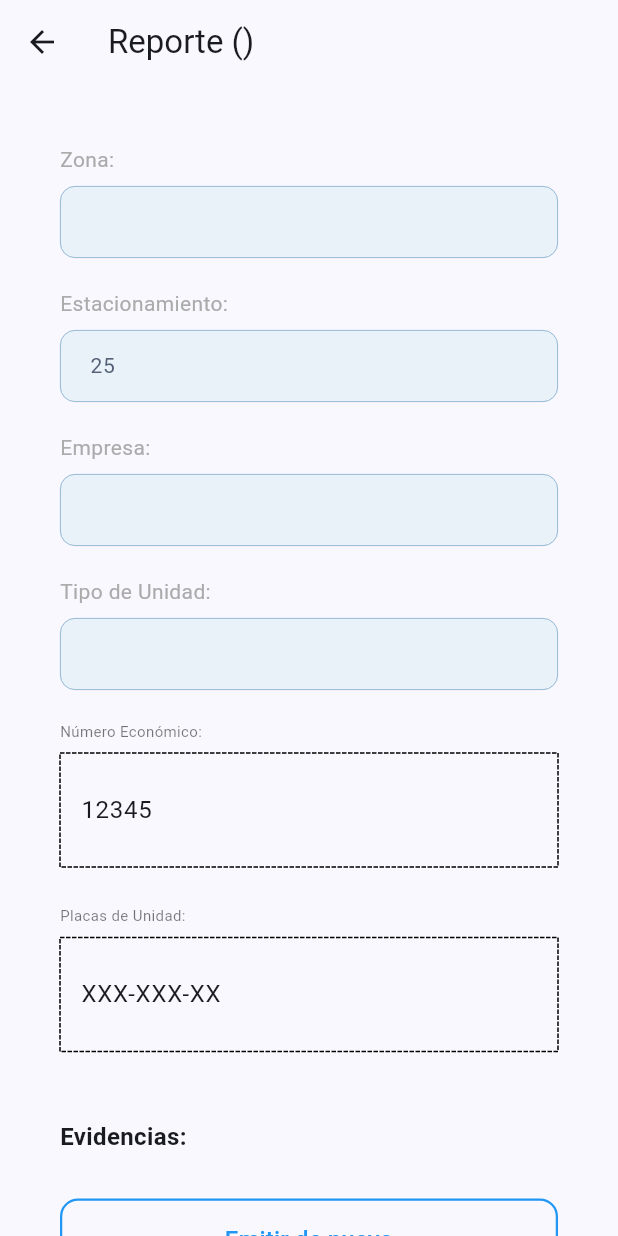
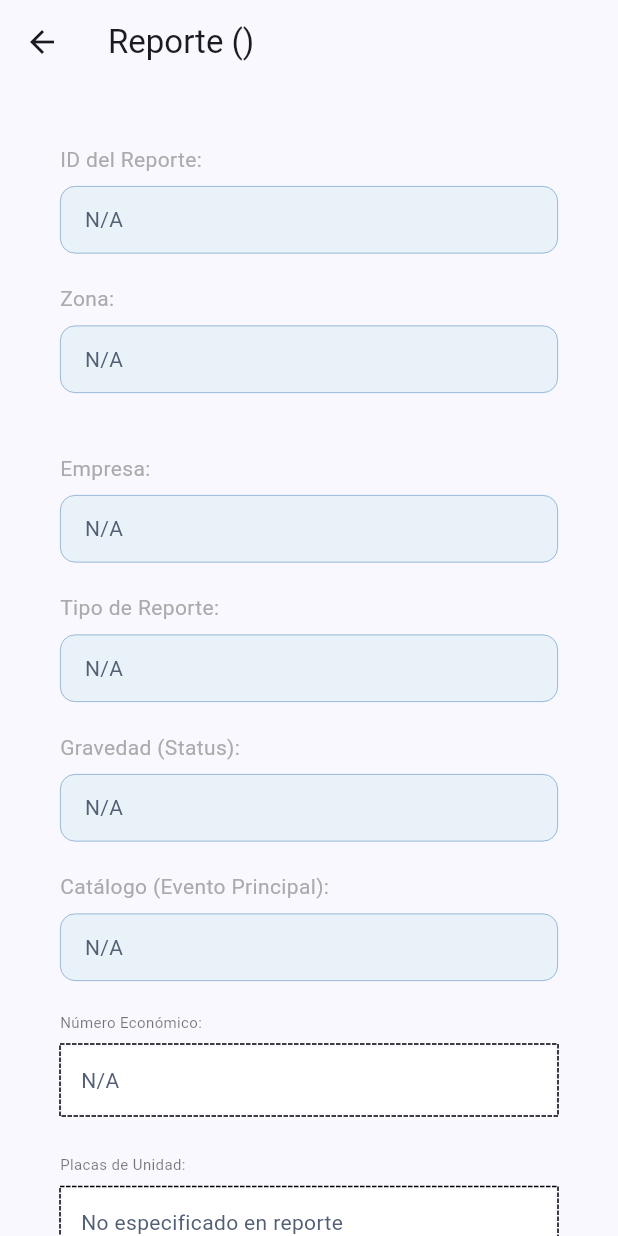
Before and after one commit to CoorsamexicoProgramadorJr/yard-safety-movil, a Flutter app: the ReporteDetailsPage screen opened directly with empty values, on a phone screen of 412 x 824 dp. Run offline on Flutter 3.47's test engine with Material 3 defaults, Android fonts, the phone set to English and light mode, and no system bars; drawn by our look-alikes of dotted_border; our stand-ins replace circle_nav_bar, image_picker, shared_preferences; accounts and stored records are empty.

Commit message:
listo detales

```diff
--- a/lib/pantallas/reporte_details_page.dart
+++ b/lib/pantallas/reporte_details_page.dart
@@ -1,27 +1,45 @@
 import 'package:flutter/material.dart';
+// Asegúrate de que esta ruta a MenuRep sea correcta.
 import '../models/menu_rep.dart';
 import 'package:yardsafety/pantallas/Evidencias.dart';
 import 'package:dotted_border/dotted_border.dart';
 
-// Widget reutilizable para los campos de texto normales
+
+// ===============================================
+// WIDGETS DE SÓLO LECTURA (READ-ONLY)
+// ===============================================
+
+// Widget reutilizable para mostrar valores en estilo de campo de texto normal (NO editable)
 class ReportFormField extends StatelessWidget {
   final String labelText;
-  final String initialValue;
-  final bool isNumeric;
+  final String valueText;
   final TextStyle? labelStyle;
-  final TextStyle? textStyle;
+  final TextStyle? valueStyle;
 
   const ReportFormField({
     Key? key,
     required this.labelText,
-    required this.initialValue,
-    this.isNumeric = false,
+    required this.valueText,
     this.labelStyle,
-    this.textStyle,
+    this.valueStyle,
   }) : super(key: key);
 
   @override
   Widget build(BuildContext context) {
+    // Estilo por defecto para la etiqueta
+    final defaultLabelStyle = labelStyle ??
+        const TextStyle(
+          fontSize: 14.0,
+          color: Color.fromARGB(255, 170, 171, 171),
+        );
+
+    // Estilo por defecto para el valor
+    final defaultValueStyle = valueStyle ??
+        const TextStyle(
+          fontSize: 14.0,
+          color: Color.fromARGB(255, 83, 95, 116),
+        );
+
     return Column(
       crossAxisAlignment: CrossAxisAlignment.start,
       children: [
@@ -29,33 +47,24 @@ class ReportFormField extends StatelessWidget {
           padding: const EdgeInsets.only(bottom: 8.0),
           child: Text(
             labelText,
-            style: labelStyle ??
-                const TextStyle(
-                  fontSize: 14.0,
-                  color: Color.fromARGB(255, 170, 171, 171),
-                ),
+            style: defaultLabelStyle,
           ),
         ),
-        TextFormField(
-          initialValue: initialValue,
-          style: textStyle ??
-              const TextStyle(
-                fontSize: 14.0,
-                color: Color.fromARGB(255, 83, 95, 116),
-              ),
-          keyboardType: isNumeric ? TextInputType.number : TextInputType.text,
-          decoration: InputDecoration(
-            enabledBorder: OutlineInputBorder(
-              borderRadius: BorderRadius.circular(10.0),
-              borderSide: const BorderSide(
-                color: Color.fromARGB(255, 120, 165, 202),
-                width: .5,
-              ),
+        Container(
+          width: double.infinity,
+          padding: const EdgeInsets.symmetric(horizontal: 16.0, vertical: 12.0),
+          decoration: BoxDecoration(
+            borderRadius: BorderRadius.circular(10.0),
+            color: const Color.fromRGBO(233, 242, 248, 1), // Color de fondo
+            border: Border.all(
+              color: const Color.fromARGB(255, 120, 165, 202), // Borde
+              width: .5,
             ),
-            filled: true,
-            fillColor: const Color.fromRGBO(233, 242, 248, 1),
-            contentPadding:
-                const EdgeInsets.symmetric(horizontal: 16.0, vertical: 12.0),
+          ),
+          child: Text(
+            // Muestra 'N/A' si el valor está vacío
+            valueText.isEmpty ? 'N/A' : valueText,
+            style: defaultValueStyle,
           ),
         ),
       ],
@@ -63,15 +72,15 @@ class ReportFormField extends StatelessWidget {
   }
 }
 
-// Nuevo widget con borde punteado compatible
+// Widget para mostrar valores con borde punteado (NO editable)
 class CustomTextField extends StatelessWidget {
   final String label;
-  final String hint;
+  final String value;
 
   const CustomTextField({
     super.key,
     required this.label,
-    required this.hint,
+    required this.value,
   });
 
   @override
@@ -85,12 +94,18 @@ class CustomTextField extends StatelessWidget {
               style: const TextStyle(fontSize: 10, color: Colors.black54)),
           const SizedBox(height: 8),
           DottedBorder(
+            // **¡CORRECCIÓN! Se elimina el parámetro 'dashPattern' que causa el error.**
+            // Ahora solo se pasa el widget hijo.
             child: Container(
               width: double.infinity,
               padding: const EdgeInsets.symmetric(horizontal: 12, vertical: 12),
-              child: TextFormField(
-                initialValue: hint,
-                decoration: const InputDecoration(border: InputBorder.none),
+              color: Colors.white, // Fondo del área de valor
+              child: Text(
+                value.isEmpty ? 'N/A' : value,
+                style: const TextStyle(
+                  fontSize: 14.0,
+                  color: Color.fromARGB(255, 83, 95, 116),
+                ),
               ),
             ),
           ),
@@ -100,7 +115,7 @@ class CustomTextField extends StatelessWidget {
   }
 }
 
-// Página de detalles del reporte
+
 class ReporteDetailsPage extends StatelessWidget {
   final MenuRep reporte;
 
@@ -124,49 +139,87 @@ class ReporteDetailsPage extends StatelessWidget {
         child: Column(
           crossAxisAlignment: CrossAxisAlignment.start,
           children: [
+            // --- Campos con datos del Reporte ---
+
             ReportFormField(
-              labelText: 'Zona:',
-              initialValue: reporte.ubicacion,
+              labelText: 'ID del Reporte:',
+              valueText: reporte.id,
             ),
             const SizedBox(height: 20.0),
             ReportFormField(
-              labelText: 'Estacionamiento:',
-              initialValue: '25',
+              labelText: 'Zona:',
+              valueText: reporte.ubicacion, // <- Dato del reporte
+            ),
+            const SizedBox(height: 20.0),
+
+            const SizedBox(height: 20.0),
+            ReportFormField(
+              labelText: 'Empresa:',
+              valueText: reporte.empresa, // <- Dato del reporte
             ),
             const SizedBox(height: 20.0),
             ReportFormField(
-              labelText: 'Empresa:',
-              initialValue: reporte.empresa,
+              labelText: 'Tipo de Reporte:',
+              valueText: reporte.tipo, // <- Dato del reporte
             ),
             const SizedBox(height: 20.0),
             ReportFormField(
-              labelText: 'Tipo de Unidad:',
-              initialValue: reporte.unidad,
+              labelText: 'Gravedad (Status):',
+              valueText: reporte.gravedad, // <- Dato del reporte
+            ),
+            const SizedBox(height: 20.0),
+            ReportFormField(
+              labelText: 'Catálogo (Evento Principal):',
+              valueText: reporte.catalogo, // <- Dato del reporte
             ),
             const SizedBox(height: 20.0),
 
-            // Campos con CustomTextField
-            const CustomTextField(
+            // Usamos el campo 'unidad' que contiene el número económico
+            CustomTextField(
               label: 'Número Económico:',
-              hint: '12345',
+              value: reporte.unidad, // <- Dato del reporte
             ),
+
+            // Las placas no están en MenuRep, usamos un valor placeholder
             const CustomTextField(
               label: 'Placas de Unidad:',
-              hint: 'XXX-XXX-XX',
+              value: 'No especificado en reporte',
             ),
 
             const SizedBox(height: 20.0),
             const Text(
-              'Evidencias:',
+              'Descripción del Reporte:',
               style: TextStyle(
                 fontSize: 16.0,
                 fontWeight: FontWeight.bold,
               ),
             ),
+            const SizedBox(height: 8.0),
+            // Muestra la descripción
+            Padding(
+              padding: const EdgeInsets.symmetric(horizontal: 4.0),
+              child: Text(
+                reporte.descripcion.isEmpty ? 'Sin descripción detallada.' : reporte.descripcion, // <- Dato del reporte
+                style: const TextStyle(
+                  fontSize: 14.0,
+                  color: Color.fromARGB(255, 83, 95, 116),
+                ),
+              ),
+            ),
 
             const SizedBox(height: 30.0),
 
-            // Botones alargados con borde y letras de color
+            // --- Botones de Acción ---
+
+            const Text(
+              'Acciones:',
+              style: TextStyle(
+                fontSize: 16.0,
+                fontWeight: FontWeight.bold,
+              ),
+            ),
+            const SizedBox(height: 15.0),
+
             Column(
               crossAxisAlignment: CrossAxisAlignment.stretch,
               children: [
@@ -178,9 +231,15 @@ class ReporteDetailsPage extends StatelessWidget {
                     ),
                     padding: const EdgeInsets.symmetric(vertical: 16),
                   ),
-                  onPressed: () {},
+                  onPressed: () {
+                     // Lógica para ir a la pantalla de Evidencias
+                    // Navigator.push(
+                    //   context,
+                    //   MaterialPageRoute(builder: (context) => EvidenciasScreen(reporteId: reporte.id)),
+                    // );
+                  },
                   child: const Text(
-                    "Emitir de nuevo",
+                    "Ver Evidencias",
                     style: TextStyle(color: Colors.blue, fontSize: 16),
                   ),
                 ),
@@ -195,7 +254,7 @@ class ReporteDetailsPage extends StatelessWidget {
                   ),
                   onPressed: () {},
                   child: const Text(
-                    "Acción 2",
+                    "Emitir de nuevo",
                     style: TextStyle(color: Colors.green, fontSize: 16),
                   ),
                 ),
@@ -210,7 +269,7 @@ class ReporteDetailsPage extends StatelessWidget {
                   ),
                   onPressed: () {},
                   child: const Text(
-                    "Acción 3",
+                    "Cerrar Reporte",
                     style: TextStyle(color: Colors.red, fontSize: 16),
                   ),
                 ),
```
